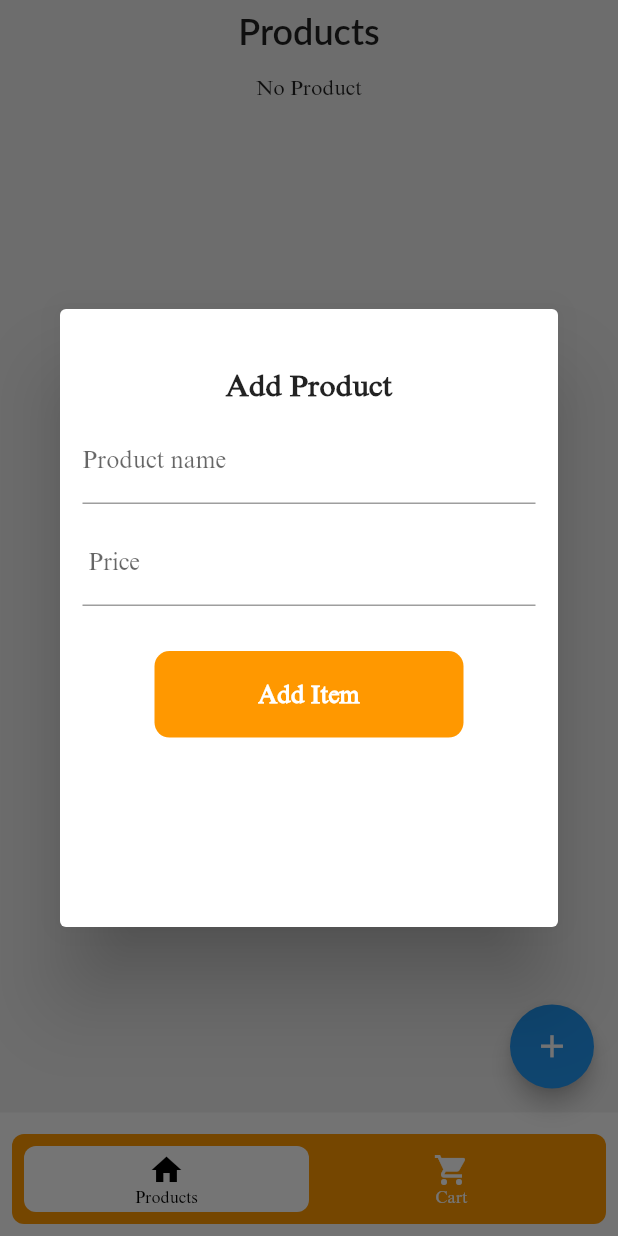
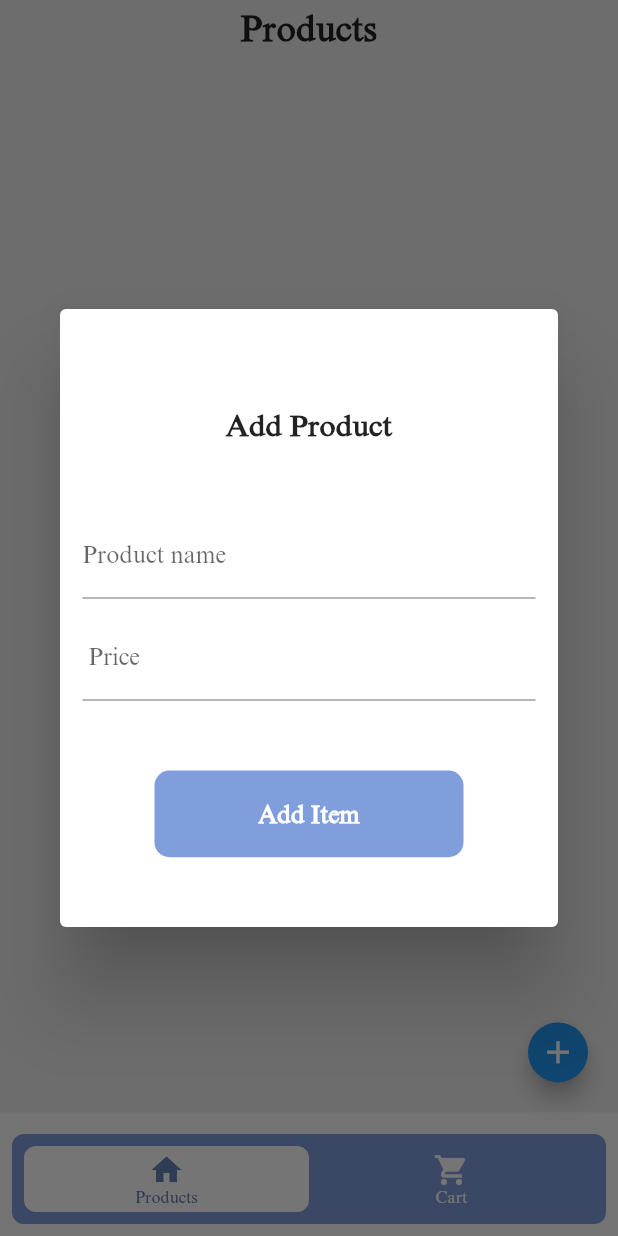
Before and after one commit to AliahmadRaza401/e_Store_Hive, a Flutter app: the screen it shows after launch, after a tap on the "add" icon, on a phone screen of 412 x 824 dp. Run offline on Flutter 3.47's test engine with Material 2 defaults, Android fonts, the phone set to English and light mode, and no system bars; drawn by our look-alikes of floating_bottom_navigation_bar; our stand-ins replace hive, motion_toast; accounts and stored records are empty; Roboto replaces fonts that are missing (Lato).

Commit message:
All Done

```diff
--- a/lib/screens/bottom_nav.dart
+++ b/lib/screens/bottom_nav.dart
@@ -2,6 +2,8 @@ import 'package:e_store/screens/cart.dart';
 import 'package:e_store/screens/products.dart';
 import 'package:floating_bottom_navigation_bar/floating_bottom_navigation_bar.dart';
 import 'package:flutter/material.dart';
+
+import '../utils/constant.dart';
 
 class BottomNavBar extends StatefulWidget {
   BottomNavBar({Key? key}) : super(key: key);
@@ -20,7 +22,8 @@ class _BottomNavBarState extends State<BottomNavBar> {
       extendBody: true,
       body: _index == 0 ? Products() : Cart(),
       bottomNavigationBar: FloatingNavbar(
-        backgroundColor: Colors.orange,
+        backgroundColor: c1,
+        selectedItemColor: c2,
         onTap: (int val) => setState(() => _index = val),
         currentIndex: _index,
         items: [
--- a/lib/screens/products.dart
+++ b/lib/screens/products.dart
@@ -8,6 +8,7 @@ import 'package:provider/provider.dart';
 
 import '../model/product_model.dart';
 import '../provider/item_provider.dart';
+import '../utils/constant.dart';
 import '../widgets/size_config.dart';
 
 class Products extends StatelessWidget {
@@ -39,7 +40,6 @@ class Products extends StatelessWidget {
                         style: TextStyle(
                           fontSize: 24,
                           fontWeight: FontWeight.w600,
-                          fontFamily: 'Lato',
                         ),
                       ),
                       SizedBox(
@@ -47,18 +47,20 @@ class Products extends StatelessWidget {
                       ),
                       model.productList.length <= 0
                           ? Container(
+                              height: AppSizes.dynamicHeight(context, 0.7),
                               child: Center(
                                 child: Text("No Product"),
                               ),
                             )
                           : Container(
-                              height: AppSizes.dynamicHeight(context, 0.77),
+                              height: AppSizes.dynamicHeight(context, 0.85),
                               child: ListView.builder(
                                 itemCount: model.productList.length,
                                 itemBuilder: (context, index) {
                                   Product inv = model.productList[index];
                                   return InkWell(
                                     onLongPress: () {
+                                      print("Delete");
                                       model.deleteProductItem(index);
                                     },
                                     child: Container(
@@ -130,7 +132,7 @@ class Products extends StatelessWidget {
                                                   Row(
                                                     children: [
                                                       Text(
-                                                        "\$${inv.price.toString()}",
+                                                        "OMR ${inv.price.toString()}",
                                                         style: TextStyle(
                                                           color: Colors.black,
                                                           // fontWeight: FontWeight.bold,
@@ -218,7 +220,7 @@ class Products extends StatelessWidget {
                                                               context, 0.08),
                                                       decoration: BoxDecoration(
                                                         shape: BoxShape.circle,
-                                                        color: Colors.orange,
+                                                        color: c1,
                                                       ),
                                                       child: Icon(
                                                         Icons.shopping_cart,
@@ -242,7 +244,7 @@ class Products extends StatelessWidget {
                 ),
               ),
             ),
-            floatingActionButton: FloatingActionButton(
+            floatingActionButton: FloatingActionButton.small(
               onPressed: () {
                 inputItemDialog(context, 'add');
               },
@@ -269,14 +271,15 @@ class Products extends StatelessWidget {
             padding: EdgeInsets.only(
               left: 15,
               right: 15,
-              top: 40,
+              top: 20,
             ),
             height: AppSizes.dynamicHeight(context, 0.5),
-            child: SingleChildScrollView(
             child: Form(
               key: _formKey,
-                child: SingleChildScrollView(
+              child: Container(
+                height: AppSizes.dynamicHeight(context, 0.5),
                 child: Column(
+                  mainAxisAlignment: MainAxisAlignment.spaceEvenly,
                   children: <Widget>[
                     Text(
                       'Add Product',
@@ -285,9 +288,8 @@ class Products extends StatelessWidget {
                         fontSize: 20,
                       ),
                     ),
-                      SizedBox(
-                        height: 10,
-                      ),
+                    Column(
+                      children: [
                         TextFormField(
                           controller: nameController,
                           validator: (value) {
@@ -316,16 +318,13 @@ class Products extends StatelessWidget {
                             labelText: ' Price',
                           ),
                         ),
-                      SizedBox(
-                        height: 30,
+                      ],
                     ),
                     InkWell(
                       onTap: () async {
                         if (_formKey.currentState!.validate()) {
-                            print(
-                                'nameController.text: ${nameController.text}');
-                            print(
-                                'oldPriceController: ${priceController.text}');
+                          print('nameController.text: ${nameController.text}');
+                          print('oldPriceController: ${priceController.text}');
 
                           await inventoryDb.addProductItem(Product(
                             name: nameController.text.toString(),
@@ -350,7 +349,7 @@ class Products extends StatelessWidget {
                           horizontal: AppSizes.dynamicWidth(context, 0.03),
                         ),
                         decoration: BoxDecoration(
-                            color: Colors.orange,
+                          color: c1,
                           borderRadius: BorderRadius.circular(10),
                         ),
                         child: Text(
@@ -363,44 +362,7 @@ class Products extends StatelessWidget {
                         ),
                       ),
                     ),
-                      // RaisedButton(
-                      //   onPressed: () async {
-                      //     if (_formKey.currentState!.validate()) {
-                      //       print(
-                      //           'nameController.text: ${nameController.text}');
-                      //       print(
-                      //           'oldPriceController: ${priceController.text}');
-
-                      //       await inventoryDb.addProductItem(Product(
-                      //         name: nameController.text.toString(),
-                      //         image: '',
-                      //         date: DateTime.now(),
-                      //         price: priceController.text.toString(),
-                      //       ));
-
-                      //       nameController.clear();
-                      //       priceController.clear();
-
-                      //       inventoryDb.getProductItem();
-
-                      //       Navigator.pop(context);
-                      //     }
-                      //   },
-                      //   color: Colors.green[600],
-                      //   child: Text(
-                      //     'Add',
-                      //     style: TextStyle(
-                      //       fontSize: 16,
-                      //       color: Colors.white,
-                      //     ),
-                      //   ),
-                      // ),
-
-                      SizedBox(
-                        height: 20,
-                      )
                   ],
-                  ),
                 ),
               ),
             ),
--- /dev/null
+++ b/lib/utils/constant.dart
@@ -0,0 +1,4 @@
+import 'package:flutter/material.dart';
+
+Color c1 = Color(0xFF809EDC);
+Color c2 = Color(0xFF6982B4);
```
Also changed, not shown: lib/screens/cart.dart (+19 -14 lines). Lines whose indentation alone changed are shown as unchanged.
